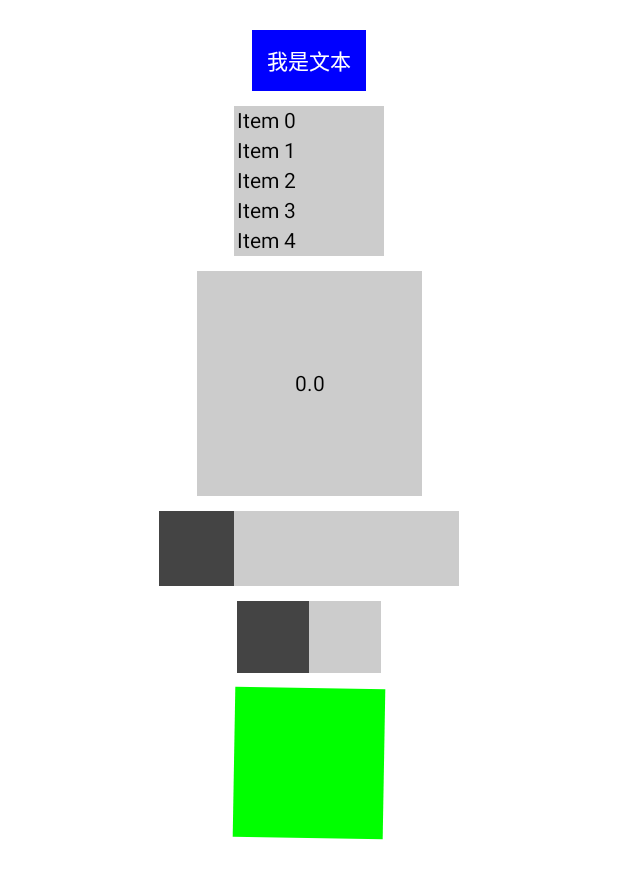
After one commit to wokebryant/Compose, an Android app built with Jetpack Compose: the ComposeGestureActivity screen opened directly, with no data from a screen before it, on a phone screen of 412 x 824 dp. The commit adds this screen. Shown: the top 879 px of the screen. Run offline under Robolectric (Android 15) with nearby library versions, the phone set to English and light mode, and no system bars; our stand-ins replace accompanist.

Commit message:
Gradle更新 & Compose手势

```diff
--- a/app/src/main/AndroidManifest.xml
+++ b/app/src/main/AndroidManifest.xml
@@ -31,6 +31,7 @@
 
         <activity android:name=".activity.ComposeAnimationActivity"/>
         <activity android:name=".activity.ComposeListActivity"/>
+        <activity android:name=".activity.ComposeGestureActivity"/>
         <activity android:name=".activity.ComposeGraphicsActivity"/>
         <activity android:name=".share.ComposeShareActivity"/>
     </application>
--- a/app/src/main/java/com/example/composedemo/Data.kt
+++ b/app/src/main/java/com/example/composedemo/Data.kt
@@ -31,7 +31,10 @@ enum class WidgetType {
     ANIM_VISIBILITY,
     ANIM_STATE,
     ANIM_TABLE,
-    ANIM_TRANSITION
+    ANIM_TRANSITION,
+
+    GESTURE_FOLD_TOOLBAR,
+    GESTURE_PULL_REFRESH,
 }
 
 enum class AnimType {
--- /dev/null
+++ b/app/src/main/java/com/example/composedemo/activity/ComposeGestureActivity.kt
@@ -0,0 +1,270 @@
+package com.example.composedemo.activity
+
+import android.content.res.ColorStateList
+import androidx.compose.foundation.background
+import androidx.compose.foundation.clickable
+import androidx.compose.foundation.gestures.*
+import androidx.compose.foundation.layout.*
+import androidx.compose.foundation.rememberScrollState
+import androidx.compose.foundation.verticalScroll
+import androidx.compose.material.*
+import androidx.compose.runtime.*
+import androidx.compose.ui.Alignment
+import androidx.compose.ui.Modifier
+import androidx.compose.ui.draw.rotate
+import androidx.compose.ui.draw.scale
+import androidx.compose.ui.geometry.Offset
+import androidx.compose.ui.graphics.Color
+import androidx.compose.ui.input.pointer.pointerInput
+import androidx.compose.ui.platform.LocalDensity
+import androidx.compose.ui.tooling.preview.Preview
+import androidx.compose.ui.unit.IntOffset
+import androidx.compose.ui.unit.dp
+import com.example.composedemo.base.BaseActivity
+import kotlinx.coroutines.delay
+import kotlin.math.roundToInt
+
+/**
+ * @Author: LuoJia
+ * @Date: 2021-11-24
+ * @Description: Composes手势
+ */
+class ComposeGestureActivity : BaseActivity() {
+
+    @Preview
+    @Composable
+    override fun ShowPreview() {
+        Column(
+            modifier = Modifier
+                .fillMaxSize()
+                .padding(20.dp)
+                .verticalScroll(rememberScrollState()),
+            horizontalAlignment = Alignment.CenterHorizontally
+        ) {
+            ButtonClick()
+            Spacer(modifier = Modifier.height(10.dp))
+            ScrollList()
+            Spacer(modifier = Modifier.height(10.dp))
+            ScrollText()
+            Spacer(modifier = Modifier.height(10.dp))
+            DraggableBox()
+            Spacer(modifier = Modifier.height(10.dp))
+            SwipeableBox()
+            Spacer(modifier = Modifier.height(10.dp))
+            DoubleFingerTransform()
+            Spacer(modifier = Modifier.height(10.dp))
+        }
+    }
+
+    /**
+     *  点击检测，如触碰, 双击, 长按, 点击
+     */
+    @Preview
+    @Composable
+    private fun ButtonClick() {
+        var desc by remember {
+            mutableStateOf("我是文本")
+        }
+        Text(
+            text = desc,
+            color = Color.White,
+            modifier = Modifier
+                .pointerInput(Unit) {
+                    detectTapGestures(
+                        onPress = { desc = "onPress" },
+                        onDoubleTap = { desc = "onDoubleTap" },
+                        onLongPress = { desc = "onLongPress" },
+                        onTap = { desc = "onTap" }
+                    )
+                }
+                .background(Color.Blue)
+                .padding(10.dp)
+        )
+    }
+
+    /**
+     *  滚动检测
+     *  滚动修饰符 verticalScroll or horizontalScroll
+     */
+    @Composable
+    private fun ScrollList() {
+        Column(
+            modifier = Modifier
+                .background(Color.LightGray)
+                .size(100.dp)
+                .verticalScroll(rememberScrollState())
+        ) {
+            repeat(10) {
+                Text(text = "Item $it", modifier = Modifier.padding(2.dp))
+            }
+        }
+    }
+
+    /**
+     *  可随手势滚动的文本
+     *  scrollable修饰符, 可以检测手势偏移量, 但不会偏移内容
+     */
+    @Composable
+    private fun ScrollText() {
+        var offset by remember {
+            mutableStateOf(0f)
+        }
+        Box(
+            modifier = Modifier
+                .background(Color.LightGray)
+                .size(150.dp)
+                .scrollable(
+                    orientation = Orientation.Vertical,
+                    state = rememberScrollableState { delta ->
+                        offset += delta
+                        delta
+                    }
+                ),
+            contentAlignment = Alignment.Center
+        ) {
+            Text(text = offset.toString())
+        }
+    }
+
+    /**
+     *  可拖动的
+     *  draggable修饰符, 允许开发者监听UI组件的拖动手势偏移量
+     */
+    @Composable
+    private fun DraggableBox() {
+        var offsetX by remember {
+            mutableStateOf(0f)
+        }
+
+        val boxSideLengthDp = 50.dp
+        val boxSideLengthPx = with(LocalDensity.current) {
+            boxSideLengthDp.toPx()
+        }
+        val draggableState = rememberDraggableState { delta ->
+            // 限制offset取值范围
+            offsetX = (offsetX + delta).coerceIn(0f, 3 * boxSideLengthPx)
+        }
+
+        // 由于Modifer链式执行，此时offset必需在draggable与background前面
+        Box(
+            modifier = Modifier
+                .width(boxSideLengthDp * 4)
+                .height(boxSideLengthDp)
+                .background(Color.LightGray)
+        ) {
+            Box(
+                modifier = Modifier
+                    .size(boxSideLengthDp)
+                    .offset {
+                        IntOffset(offsetX.roundToInt(), 0)
+                    }
+                    .draggable(
+                        orientation = Orientation.Horizontal,
+                        state = draggableState
+                    )
+                    .background(Color.DarkGray)
+            )
+        }
+    }
+
+    /**
+     *  可滑动的
+     *  swipeable修饰符
+     *  和draggable不同的是允许开发者通过锚点设置实现组组件吸附动画
+     */
+
+    enum class Status {
+        CLOSE,
+        OPEN
+    }
+    @OptIn(ExperimentalMaterialApi::class)
+    @Composable
+    private fun SwipeableBox() {
+        val blockSize = 48.dp
+        val blockSizePx = with(LocalDensity.current) { blockSize.toPx() }
+        val swipeableState = rememberSwipeableState(initialValue = Status.CLOSE)
+        // 锚点（偏移值和状态）
+        val anchor = mapOf(
+            0f to Status.CLOSE,
+            blockSizePx to Status.OPEN
+        )
+        Box(modifier = Modifier
+            .size(height = blockSize, width = blockSize * 2)
+            .background(Color.LightGray)
+        ) {
+            // 由于Modifer链式执行，此时offset必需在draggable与background前面
+            Box(
+                modifier = Modifier
+                    .offset {
+                        IntOffset(swipeableState.offset.value.toInt(), 0)
+                    }
+                    .swipeable(
+                        state = swipeableState,
+                        anchors = anchor,
+                        thresholds = { from, to ->
+                            // 定制滑动临界阈值(非必须)
+                            if (from == Status.CLOSE) {
+                                // 从关滑动到开临界阈值为0.3(最大偏移值 * 0.3)
+                                FractionalThreshold(0.3f)
+                            } else {
+                                // 从开滑动到关临界阈值为0.5(最大偏移值 * 0.5)
+                                FractionalThreshold(0.5f)
+                            }
+                        },
+                        orientation = Orientation.Horizontal
+                    )
+                    .size(blockSize)
+                    .background(Color.DarkGray)
+            )
+        }
+    }
+
+    /**
+     *  双指拖动, 缩放，旋转
+     *  Transformer修饰符, 可以监听UI组件的双指拖动，缩放或者旋转手势
+     */
+    @Composable
+    private fun DoubleFingerTransform() {
+        // ⚠️offset需要在rotate后面调用，和旋转坐标系有关
+        var boxSize = 100.dp
+        var offset by remember { mutableStateOf(Offset.Zero) }
+        var rotationAngle by remember { mutableStateOf(1f) }
+        var scale by remember { mutableStateOf(1f) }
+
+        var transformableState = rememberTransformableState { zoomChange, panChange, rotationChange ->
+            scale *= zoomChange
+            offset += panChange
+            rotationAngle += rotationChange
+        }
+
+        Box(modifier = Modifier.fillMaxSize(),
+            contentAlignment = Alignment.Center
+        ) {
+            Box(modifier = Modifier
+                .size(boxSize)
+                .rotate(rotationAngle)
+                .offset { IntOffset(offset.x.roundToInt(), offset.y.roundToInt()) }
+                .scale(scale)
+                .background(Color.Green)
+                .transformable(
+                    state = transformableState,
+                    lockRotationOnZoomPan = false
+                )
+            ) {
+
+            }
+        }
+    }
+
+    /**
+     *  嵌套滑动
+     *  nestedScroll修饰符: 处理嵌套滑动的场景， 为父布局拦截子布局成为可能
+     *
+     *  折叠ToolBar相关实现在ComposeWidget类
+     */
+    @Composable
+    private fun NestedScroll() {
+
+    }
+
+}
--- a/app/src/main/java/com/example/composedemo/base/BaseActivity.kt
+++ b/app/src/main/java/com/example/composedemo/base/BaseActivity.kt
@@ -4,7 +4,9 @@ import android.os.Bundle
 import androidx.activity.ComponentActivity
 import androidx.activity.compose.setContent
 import androidx.compose.runtime.Composable
+import androidx.compose.ui.graphics.Color
 import androidx.compose.ui.tooling.preview.Preview
+import com.google.accompanist.systemuicontroller.rememberSystemUiController
 
 /**
  * @Author: LuoJia
@@ -15,11 +17,22 @@ abstract class BaseActivity : ComponentActivity() {
 
     override fun onCreate(savedInstanceState: Bundle?) {
         super.onCreate(savedInstanceState)
-        setContent { ShowPreview() }
+        setContent {
+            SetStatusBar()
+            ShowPreview()
+        }
     }
 
     @Preview
     @Composable
     abstract fun ShowPreview()
 
+    @Composable
+    fun SetStatusBar() {
+        rememberSystemUiController().setStatusBarColor(
+            color = Color.Transparent,
+            darkIcons = true
+        )
+    }
+
 }
```
Also changed, not shown: app/build.gradle (+15 -10 lines), app/src/main/java/com/example/composedemo/activity/ComposeGraphicsActivity.kt (+46 -2 lines), app/src/main/java/com/example/composedemo/activity/ComposeMainActivity.kt (+7 -3 lines), app/src/main/java/com/example/composedemo/activity/ComposeWidgetActivity.kt (+7 -0 lines), app/src/main/java/com/example/composedemo/share/ComposeShareActivity.kt (+7 -7 lines), app/src/main/java/com/example/composedemo/view/ComposeWidget.kt (+67 -0 lines), app/src/main/java/com/example/composedemo/view/widget/ScrollableAppBar.kt (added, +97 -0 lines), build.gradle (+7 -3 lines), gradle/wrapper/gradle-wrapper.properties.
